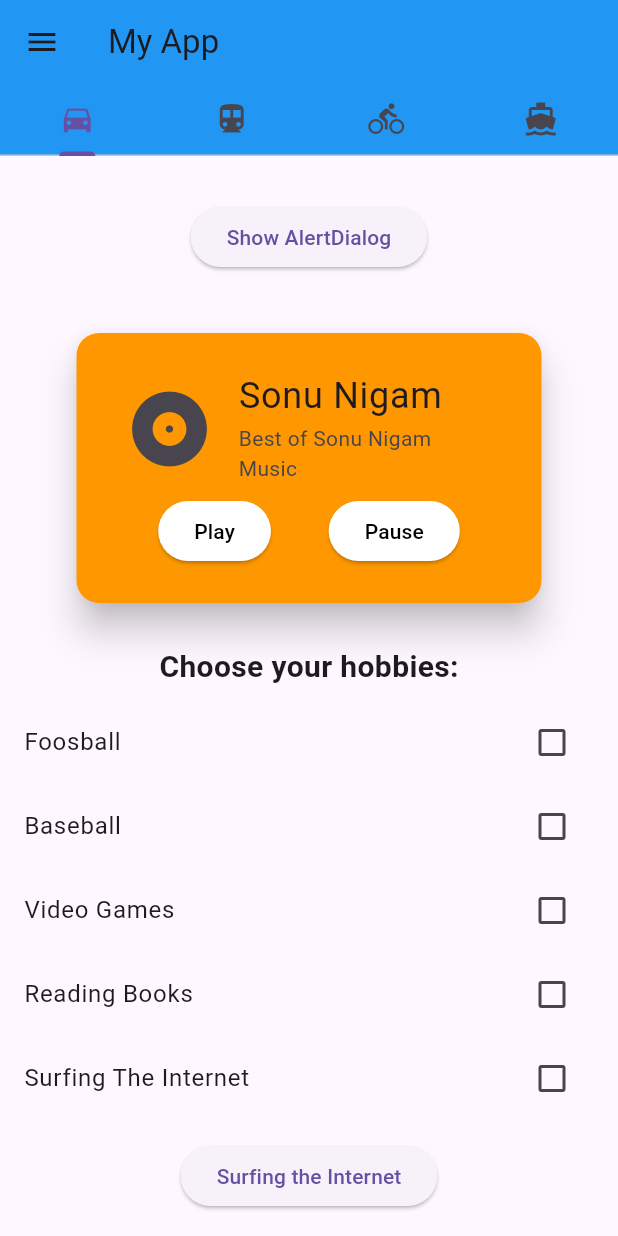
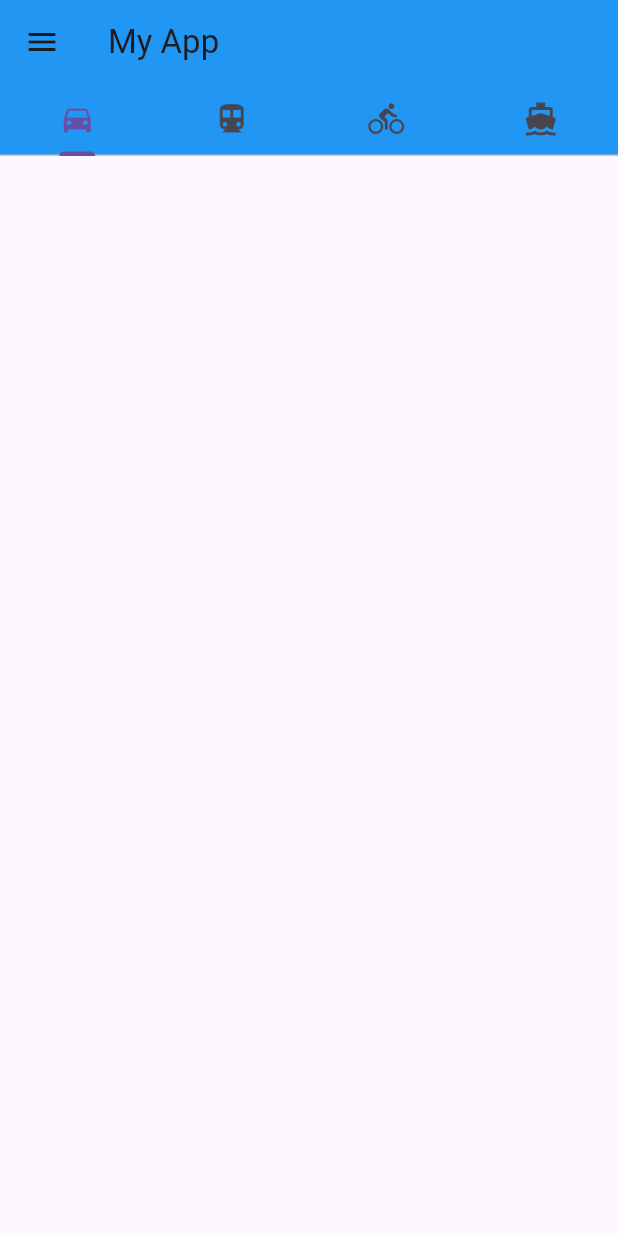
Before and after one commit to RomanEnglishman/lab_3, a Flutter app: the screen it shows after launch, on a phone screen of 412 x 824 dp. Run offline on Flutter 3.47's test engine with Material 3 defaults, Android fonts, the phone set to English and light mode, and no system bars.

Commit message:
Update main.dart

```diff
--- a/lib/main.dart
+++ b/lib/main.dart
@@ -31,13 +31,7 @@ class MyAlertDialogDemo extends StatefulWidget {
 }
 
 class _MyAlertDialogDemoState extends State<MyAlertDialogDemo> {
-  List<Hobby> hobbies = [
-    Hobby(title: 'Foosball'),
-    Hobby(title: 'Baseball'),
-    Hobby(title: 'Video Games'),
-    Hobby(title: 'Reading Books'),
-    Hobby(title: 'Surfing The Internet'),
-  ];
+
 
   Future<void> _showAlertDialog(BuildContext context) async {
     final result = await showDialog(
@@ -91,121 +85,11 @@ class _MyAlertDialogDemoState extends State<MyAlertDialogDemo> {
           child: Column(
             mainAxisAlignment: MainAxisAlignment.center, // Center vertically
             children: [
-              Padding(
-                padding: const EdgeInsets.only(
-                    top: 30.0), // Add padding only to the bottom
-                child: ElevatedButton(
-                  onPressed: () {
-                    _showAlertDialog(context);
-                  },
-                  child: Text("Show AlertDialog"),
-                ),
-              ),
-              SizedBox(height: 20), // Add some spacing
-              Container(
-                width: 350,
-                // Adjust the height to ensure content fits without overflow
-                height: 220, // Increased height to accommodate buttons
-                padding: EdgeInsets.all(16.0),
-                child: Card(
-                  shape: RoundedRectangleBorder(
-                    borderRadius: BorderRadius.circular(15.0),
-                  ),
-                  color: Colors.orange,
-                  elevation: 10,
-                  child: Padding(
-                    padding:
-                        const EdgeInsets.all(16.0), // Padding inside the card
-                    child: Column(
-                      mainAxisSize: MainAxisSize
-                          .min, // Use the space needed for the children only
-                      children: <Widget>[
-                        ListTile(
-                          leading: Icon(Icons.album, size: 60),
-                          title: Text(
-                            "Sonu Nigam",
-                            style:
-                                TextStyle(fontSize: 24.0), // Reduced font size
-                          ),
-                          subtitle: Text(
-                            "Best of Sonu Nigam Music",
-                            style:
-                                TextStyle(fontSize: 14.0), // Reduced font size
-                          ),
-                        ),
-                        // Use a Flexible widget to prevent overflow
-                        Flexible(
-                          child: Row(
-                            mainAxisAlignment: MainAxisAlignment.spaceEvenly,
-                            children: [
-                              ElevatedButton(
-                                style: ElevatedButton.styleFrom(
-                                  primary: Colors.white, // Background color
-                                  onPrimary: Colors.black, // Text color
-                                ),
-                                onPressed: () {
-                                  setState(() {
-                                    isPlaying = true;
-                                  });
-                                },
-                                child: Text("Play"),
-                              ),
-                              ElevatedButton(
-                                style: ElevatedButton.styleFrom(
-                                  primary: Colors.white, // Background color
-                                  onPrimary: Colors.black, // Text color
-                                ),
-                                onPressed: () {
-                                  setState(() {
-                                    isPlaying = false;
-                                  });
-                                },
-                                child: Text("Pause"),
-                              ),
-                            ],
-                          ),
-                        ),
-                      ],
-                    ),
-                  ),
-                ),
-              ),
-              Padding(
-                padding: const EdgeInsets.all(8.0),
-                child: Text(
-                  "Choose your hobbies:",
-                  style: TextStyle(
-                    fontSize: 20.0,
-                    fontWeight: FontWeight.bold,
-                  ),
-                ),
-              ),
-              Expanded(
-                child: ListView.builder(
-                  itemCount: hobbies.length,
-                  itemBuilder: (context, index) {
-                    return CheckboxListTile(
-                      title: Text(hobbies[index].title),
-                      value: hobbies[index].isChecked,
-                      onChanged: (bool? value) {
-                        setState(() {
-                          hobbies[index].isChecked = value!;
-                        });
-                      },
-                    );
-                  },
-                ),
-              ),
-              Padding(
-                padding: const EdgeInsets.only(
-                    bottom: 16.0), // Add padding only to the bottom
-                child: ElevatedButton(
-                  onPressed: () {
-                    // Handle the button press
-                  },
-                  child: Text("Surfing the Internet"),
-                ),
-              ),
+
+
+
+
+
             ],
           ),
         ),
```
